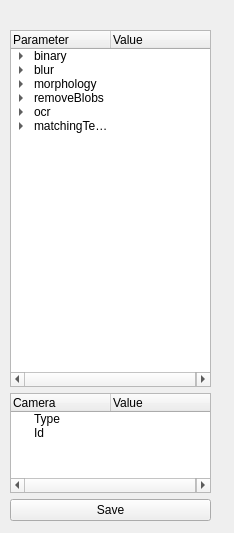
This is Form2/UI/parameter.ui in VanNamMan/PyQt_Form as Qt 5 draws it before an edit. The edited form follows.
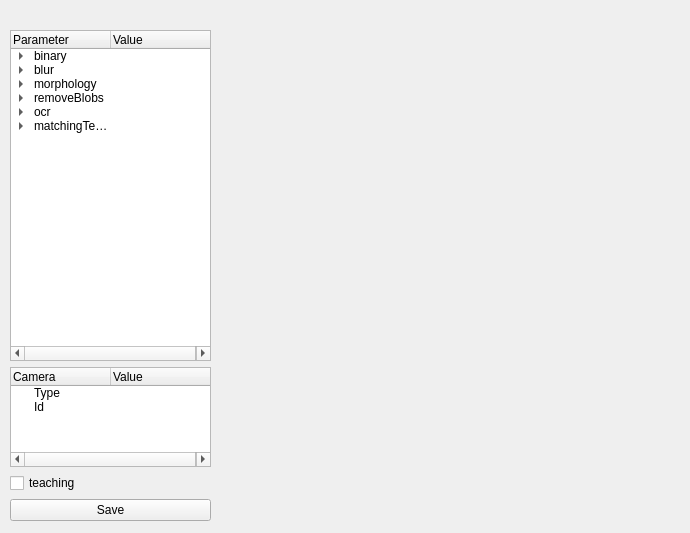
This is the edited form.

```diff
--- a/Form2/UI/parameter.ui
+++ b/Form2/UI/parameter.ui
@@ -6,7 +6,7 @@
    <rect>
     <x>0</x>
     <y>0</y>
-    <width>234</width>
+    <width>690</width>
     <height>533</height>
    </rect>
   </property>
@@ -248,6 +248,13 @@
       </item>
      </widget>
     </item>
+    <item>
+     <widget class="QCheckBox" name="ch_teaching">
+      <property name="text">
+       <string>teaching</string>
+      </property>
+     </widget>
+    </item>
     <item>
      <widget class="QPushButton" name="but_save">
       <property name="styleSheet">
```
Left out of the diff: 2 changed lines with no effect on the pictures.
